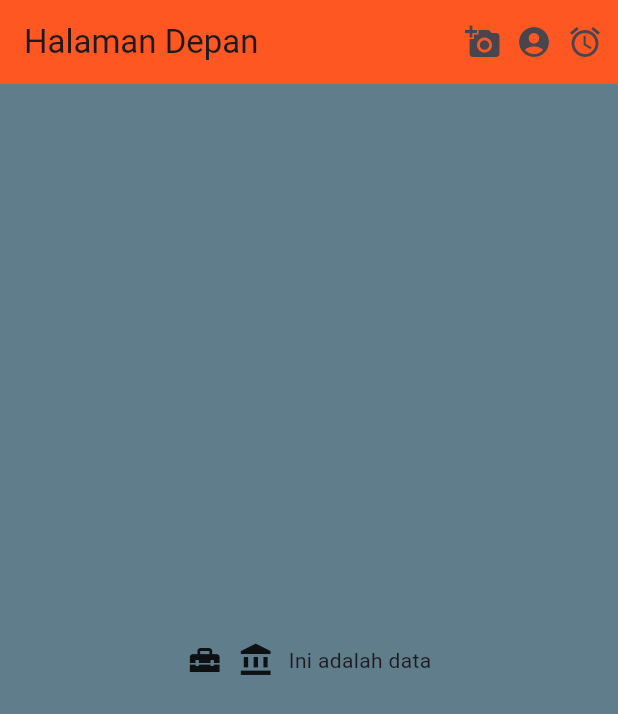
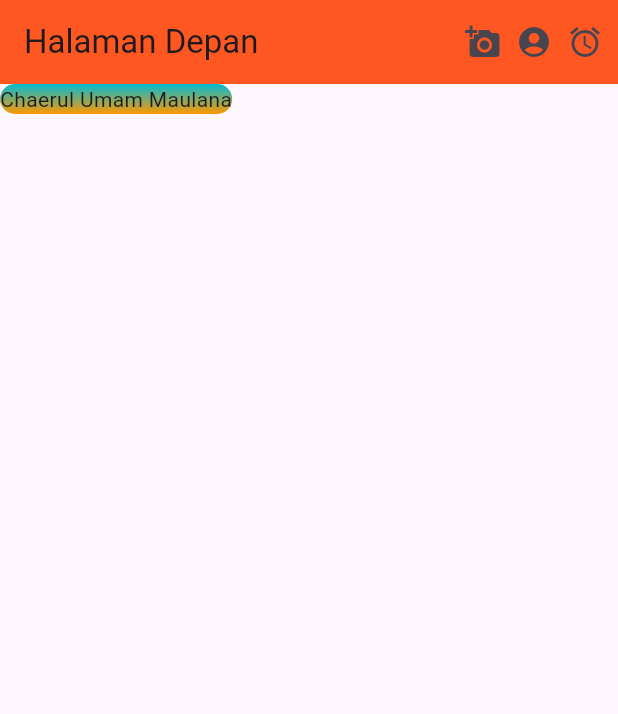
Before and after one commit to ChaerulUmamMaulana/latihan_week5_containers_1123150132, a Flutter app: the screen it shows after launch, on a phone screen of 412 x 824 dp. Shown: the top 714 px of the screen. Run offline on Flutter 3.47's test engine with Material 3 defaults, Android fonts, the phone set to English and light mode, and no system bars.

Commit message:
membuat decoration

```diff
--- a/lib/main.dart
+++ b/lib/main.dart
@@ -36,20 +36,35 @@ class Halaman extends StatelessWidget {
         ],
       ),
       body: Container(
-        width: double.infinity,
-        height: double.infinity,
-        color: Colors.blueGrey,
+        // width: double.infinity,
+        // height: double.infinity,
+        // color: Colors.blueGrey,
 
-        child: Row(
-          mainAxisAlignment: MainAxisAlignment.center,
-          children: [
-            Icon(Icons.home_repair_service),
-            SizedBox(width: 10),
-            Icon(Icons.account_balance),
-            SizedBox(width: 10),
-            Text("Ini adalah data")
-          ],
+        // child: Row(
+        //   mainAxisAlignment: MainAxisAlignment.center,
+        //   children: [
+        //     Icon(Icons.home_repair_service),
+        //     SizedBox(width: 10),
+        //     Icon(Icons.account_balance),
+        //     SizedBox(width: 10),
+        //     Text("Ini adalah data")
+        //   ],
+        // ),
+
+        decoration: BoxDecoration(
+        color: Colors.cyan,
+        borderRadius: BorderRadius.circular(20),
+        gradient: LinearGradient(
+           begin: Alignment.topCenter,
+          end: Alignment.bottomCenter,
+          colors: [
+            Colors.cyan,
+            Colors.orange
+            ],
+
         ),
+      ),
+      child: Text("Chaerul Umam Maulana"),
       ),
     );
   }
```
